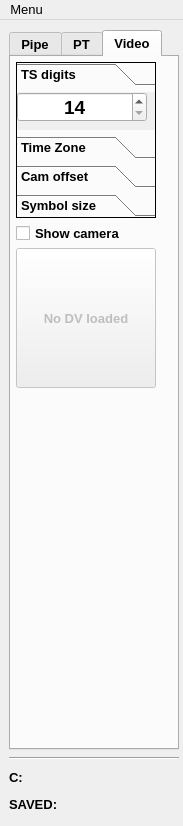
This is project/_ui/_UI_Control.ui in AlexKayurin/JustPipe as Qt 5 draws it before an edit. The edited form follows.
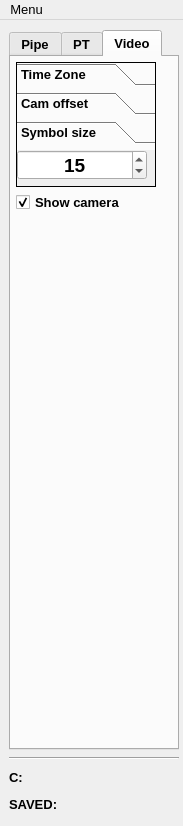
This is the edited form. The open tabs and pages were chosen to show the change.

The edit to the form file:
```diff
--- a/project/_ui/_UI_Control.ui
+++ b/project/_ui/_UI_Control.ui
@@ -1593,71 +1593,21 @@
           <property name="minimumSize">
            <size>
             <width>140</width>
-            <height>156</height>
+            <height>125</height>
            </size>
           </property>
           <property name="maximumSize">
            <size>
             <width>140</width>
-            <height>156</height>
+            <height>125</height>
            </size>
           </property>
           <property name="frameShape">
            <enum>QFrame::Shape::Box</enum>
           </property>
           <property name="currentIndex">
-           <number>0</number>
+           <number>2</number>
           </property>
-          <widget class="QWidget" name="v0">
-           <property name="geometry">
-            <rect>
-             <x>0</x>
-             <y>0</y>
-             <width>138</width>
-             <height>30</height>
-            </rect>
-           </property>
-           <attribute name="label">
-            <string>TS digits</string>
-           </attribute>
-           <widget class="QSpinBox" name="spb_Convention">
-            <property name="geometry">
-             <rect>
-              <x>0</x>
-              <y>0</y>
-              <width>130</width>
-              <height>30</height>
-             </rect>
-            </property>
-            <property name="minimumSize">
-             <size>
-              <width>130</width>
-              <height>30</height>
-             </size>
-            </property>
-            <property name="maximumSize">
-             <size>
-              <width>130</width>
-              <height>30</height>
-             </size>
-            </property>
-            <property name="font">
-             <font>
-              <pointsize>14</pointsize>
-              <bold>true</bold>
-             </font>
-            </property>
-            <property name="alignment">
-             <set>Qt::AlignmentFlag::AlignCenter</set>
-            </property>
-            <property name="minimum">
-             <number>14</number>
-            </property>
-            <property name="maximum">
-             <number>20</number>
-            </property>
-           </widget>
-          </widget>
           <widget class="QWidget" name="v1">
            <property name="geometry">
             <rect>
@@ -1769,8 +1719,8 @@
             <rect>
              <x>0</x>
              <y>0</y>
-             <width>96</width>
-             <height>26</height>
+             <width>138</width>
+             <height>30</height>
             </rect>
            </property>
            <attribute name="label">
@@ -1836,33 +1786,8 @@
           <property name="text">
            <string>Show camera</string>
           </property>
-         </widget>
-        </item>
-        <item>
-         <widget class="QPushButton" name="b_Pause">
-          <property name="enabled">
-           <bool>false</bool>
-          </property>
-          <property name="sizePolicy">
-           <sizepolicy hsizetype="Preferred" vsizetype="Preferred">
-            <horstretch>0</horstretch>
-            <verstretch>0</verstretch>
-           </sizepolicy>
-          </property>
-          <property name="minimumSize">
-           <size>
-            <width>140</width>
-            <height>140</height>
-           </size>
-          </property>
-          <property name="maximumSize">
-           <size>
-            <width>140</width>
-            <height>140</height>
-           </size>
-          </property>
-          <property name="text">
-           <string>No DV loaded</string>
+          <property name="checked">
+           <bool>true</bool>
           </property>
          </widget>
         </item>
```
Left out of the diff: 29 changed lines with no effect on the pictures.
